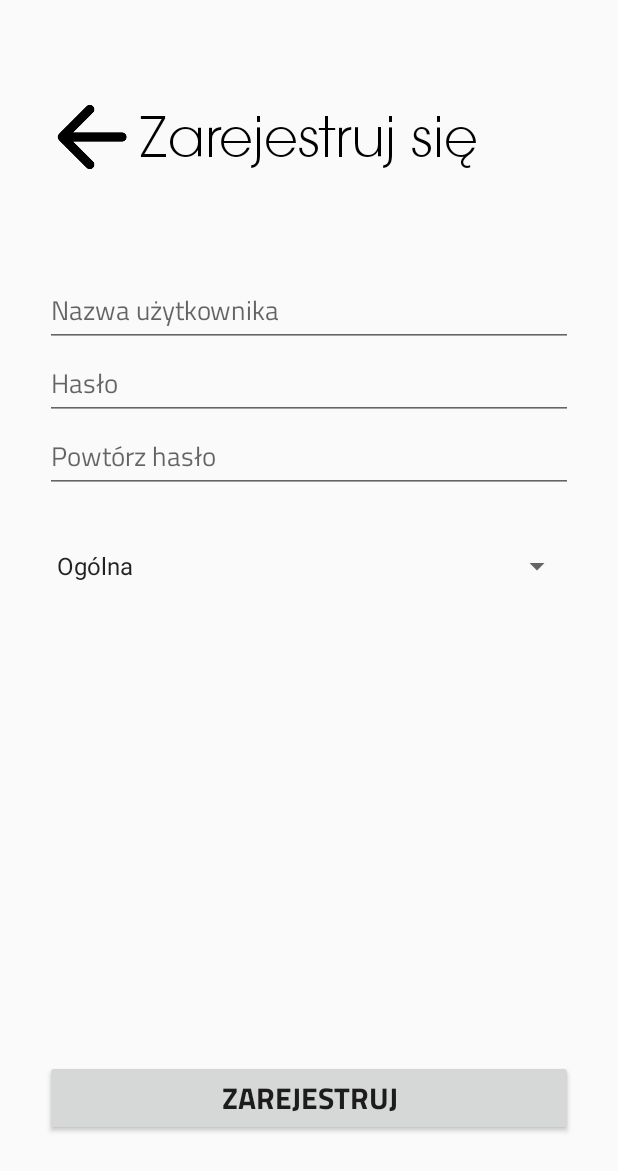
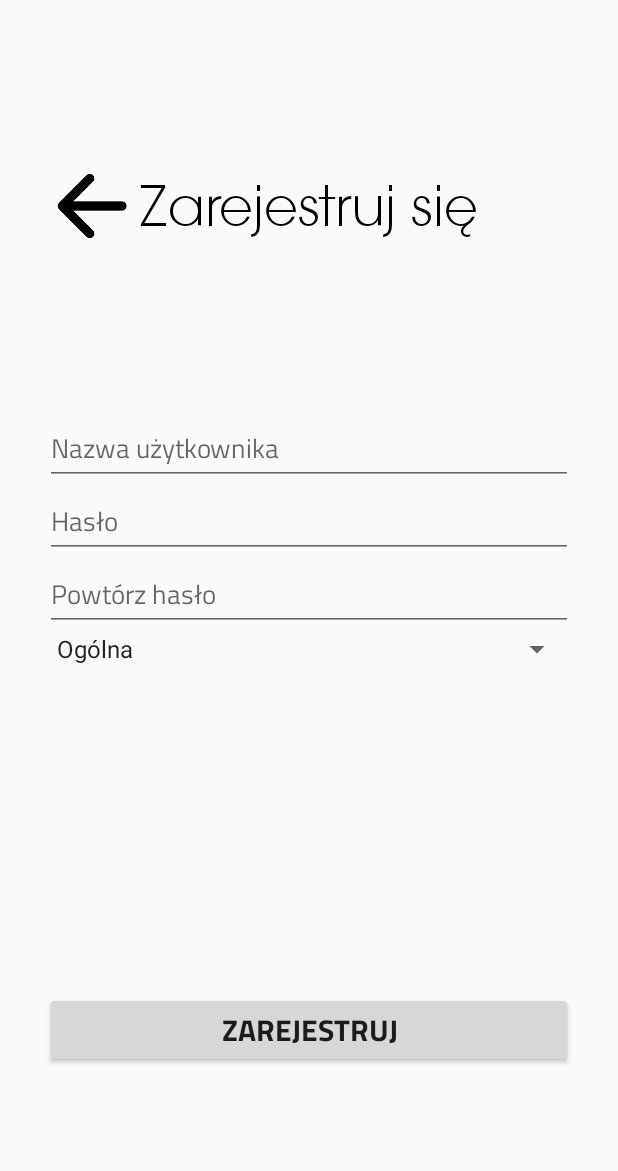
Before and after one commit to piotrszych/ZPI_TreningPilkarza, an Android app: the screen it shows after launch (LoginFragmentActivity), after a tap on "Rejestracja", on a phone screen of 412 x 824 dp. Shown: the top 1171 px of the screen. Run offline under Robolectric (Android 15) with nearby library versions, the light colour scheme and no system bars.

Commit message:
poprawiono pozycję spinnera

```diff
--- a/app/src/main/res/layout/fragment_register.xml
+++ b/app/src/main/res/layout/fragment_register.xml
@@ -59,23 +59,24 @@
                 android:layout_below="@id/et_register_password"
                 android:layout_centerHorizontal="true"
                 android:hint="@string/register_hint_password_repeat" />
+            <Spinner
+                android:id="@+id/spinnerPositions"
+                android:layout_width="match_parent"
+                android:layout_height="wrap_content"
+                android:layout_below="@id/et_register_password_repeat"
+                android:prompt="@string/positions_descr">
+
+            </Spinner>
         </RelativeLayout>
-        <RelativeLayout
+        <!--<RelativeLayout
             android:layout_width="match_parent"
             android:layout_height="0dp"
             android:layout_weight="1.5"
             android:layout_marginRight="30dp"
             android:layout_marginLeft="30dp">
 
-            <Spinner
-                android:id="@+id/spinnerPositions"
-                android:layout_width="match_parent"
-                android:layout_height="wrap_content"
-                android:prompt="@string/positions_descr">
 
-                </Spinner>
-
-        </RelativeLayout>
+        </RelativeLayout>-->
         <RelativeLayout
             android:layout_width="match_parent"
             android:layout_height="0dp"
```
